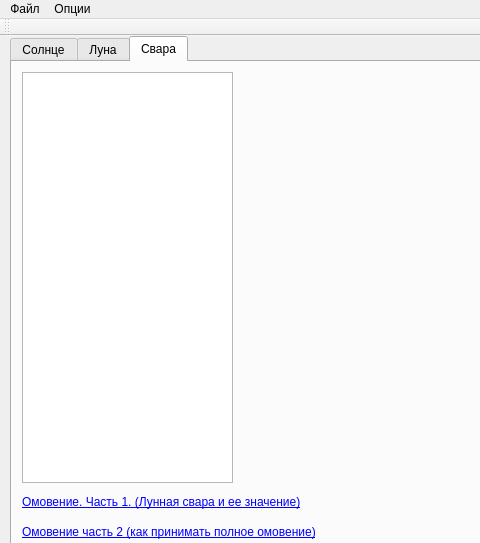
Before: the Qt Designer form mainwindow.ui in serg-lar/sun-moon-time, drawn with Qt 5; both pictures show x 0 to 480 and y 0 to 543 of the 580 by 710 pixel window.
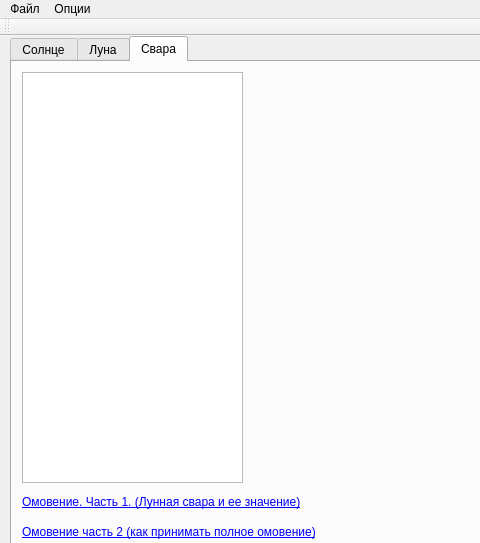
After: the same form once the commit is applied. The open tabs and pages were chosen to show the change. Icons and pictures are not drawn.

```diff
--- a/mainwindow.ui
+++ b/mainwindow.ui
@@ -660,7 +660,7 @@
        <rect>
         <x>10</x>
         <y>10</y>
-        <width>211</width>
+        <width>221</width>
         <height>411</height>
        </rect>
       </property>
```
Left out of the diff: 8 changed lines with no effect on the pictures.
